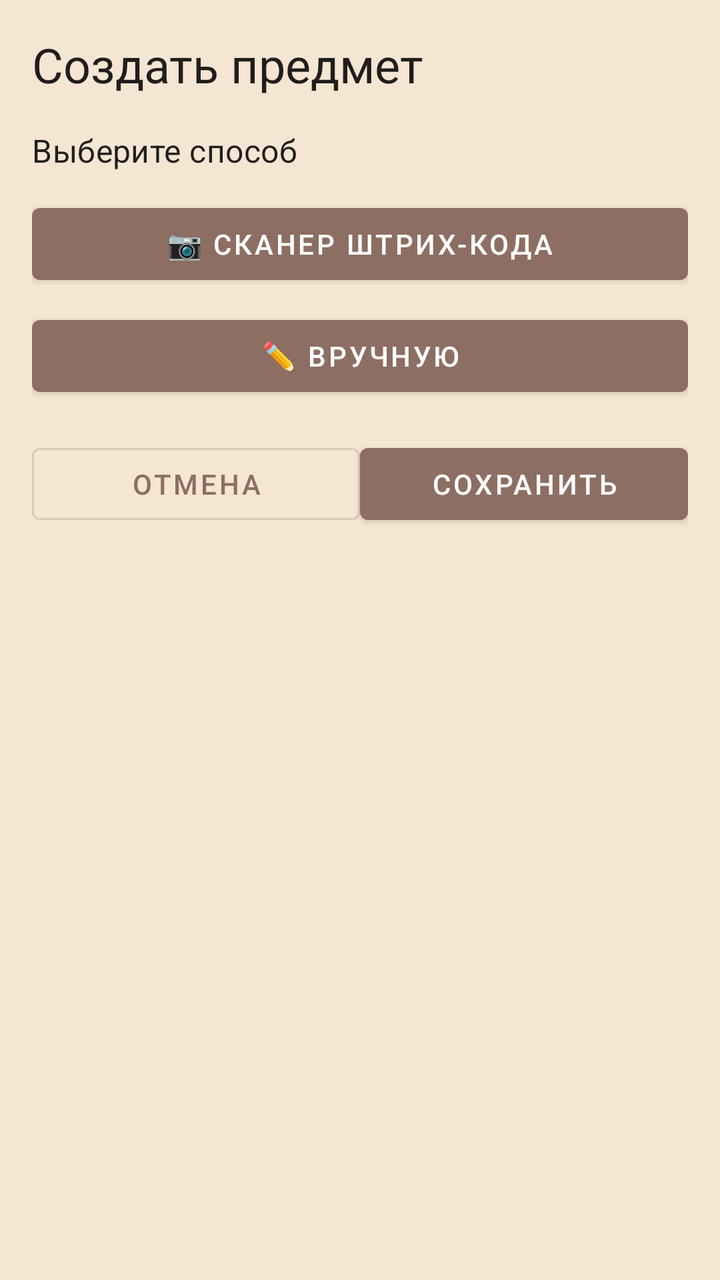
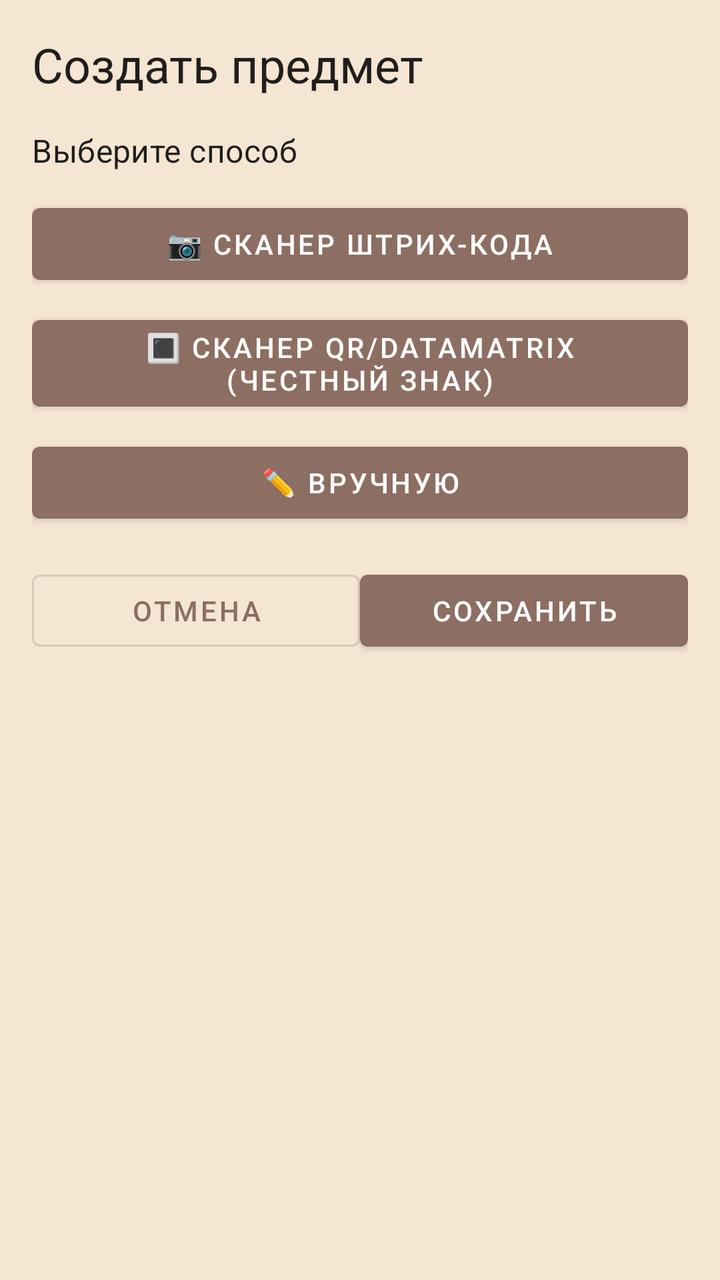

An Android layout rendered at two revisions. The XML below is the earlier revision; the diff shows what the commit changed to produce the second picture.
<!-- AndroidManifest.xml: application theme Theme.BAZA -->
<!-- res/layout/activity_add_item.xml -->
<?xml version="1.0" encoding="utf-8"?>
<ScrollView xmlns:android="http://schemas.android.com/apk/res/android"
    xmlns:app="http://schemas.android.com/apk/res-auto"
    android:layout_width="match_parent"
    android:layout_height="match_parent"
    android:fillViewport="true">

    <LinearLayout
        android:layout_width="match_parent"
        android:layout_height="wrap_content"
        android:orientation="vertical"
        android:padding="16dp">

        <TextView
            android:layout_width="wrap_content"
            android:layout_height="wrap_content"
            android:text="Создать предмет"
            android:textAppearance="?attr/textAppearanceHeadline5"
            android:layout_marginBottom="16dp" />

        
        
        
        <LinearLayout
            android:id="@+id/modeSelection"
            android:layout_width="match_parent"
            android:layout_height="wrap_content"
            android:orientation="vertical"
            android:visibility="visible">

            <TextView
                android:layout_width="wrap_content"
                android:layout_height="wrap_content"
                android:text="Выберите способ"
                android:textAppearance="?attr/textAppearanceSubtitle1"
                android:layout_marginBottom="12dp" />

            <Button
                android:id="@+id/btnAutoMode"
                android:layout_width="match_parent"
                android:layout_height="wrap_content"
                android:text="📷 Сканер штрих-кода"
                android:layout_marginBottom="8dp" />

            <Button
                android:id="@+id/btnManualMode"
                android:layout_width="match_parent"
                android:layout_height="wrap_content"
                android:text="✏️ Вручную" />
        </LinearLayout>

        
        
        
        <LinearLayout
            android:id="@+id/autoModeLayout"
            android:layout_width="match_parent"
            android:layout_height="wrap_content"
            android:orientation="vertical"
            android:visibility="gone">

            <Button
                android:id="@+id/btnScanBarcode"
                android:layout_width="match_parent"
                android:layout_height="wrap_content"
                android:text="Сканировать штрих-код"
                android:layout_marginBottom="12dp" />

            <com.google.android.material.textfield.TextInputLayout
                android:layout_width="match_parent"
                android:layout_height="wrap_content"
                android:hint="Штрих-код">
                <com.google.android.material.textfield.TextInputEditText
                    android:id="@+id/etAutoBarcode"
                    android:layout_width="match_parent"
                    android:layout_height="wrap_content"
                    android:inputType="number" />
            </com.google.android.material.textfield.TextInputLayout>

            
            <com.google.android.material.textfield.TextInputLayout
                android:id="@+id/tilAutoName"
                android:layout_width="match_parent"
                android:layout_height="wrap_content"
                android:hint="Название"
                app:endIconMode="custom"
                app:endIconDrawable="@drawable/ic_mic"
                app:endIconContentDescription="Голосовой ввод">
                <com.google.android.material.textfield.TextInputEditText
                    android:id="@+id/etAutoName"
                    android:layout_width="match_parent"
                    android:layout_height="wrap_content" />
            </com.google.android.material.textfield.TextInputLayout>

            
            <com.google.android.material.textfield.TextInputLayout
                android:id="@+id/tilAutoQuantity"
                style="@style/Widget.MaterialComponents.TextInputLayout.OutlinedBox"
                android:layout_width="match_parent"
                android:layout_height="wrap_content"
                android:hint="Количество">

                <LinearLayout
                    android:layout_width="match_parent"
                    android:layout_height="wrap_content"
                    android:minHeight="56dp"
                    android:orientation="horizontal"
                    android:gravity="center_vertical">

                    <com.google.android.material.button.MaterialButton
                        android:id="@+id/btnAutoQuantityMinus"
                        style="@style/Widget.MaterialComponents.Button.TextButton"
                        android:layout_width="48dp"
                        android:layout_height="48dp"
                        android:minWidth="0dp"
                        android:minHeight="0dp"
                        android:insetTop="0dp"
                        android:insetBottom="0dp"
                        android:padding="0dp"
                        android:text="−"
                        android:textSize="22sp" />

                    <EditText
                        android:id="@+id/etAutoQuantity"
                        android:layout_width="0dp"
                        android:layout_height="wrap_content"
                        android:layout_weight="1"
                        android:background="@null"
                        android:gravity="center"
                        android:inputType="number"
                        android:maxLength="6"
                        android:text="1"
                        android:textSize="16sp"
                        android:importantForAutofill="no" />

                    <com.google.android.material.button.MaterialButton
                        android:id="@+id/btnAutoQuantityPlus"
                        style="@style/Widget.MaterialComponents.Button.TextButton"
                        android:layout_width="48dp"
                        android:layout_height="48dp"
                        android:minWidth="0dp"
                        android:minHeight="0dp"
                        android:insetTop="0dp"
                        android:insetBottom="0dp"
                        android:padding="0dp"
                        android:text="+"
                        android:textSize="22sp" />
                </LinearLayout>
            </com.google.android.material.textfield.TextInputLayout>

            <com.google.android.material.textfield.TextInputLayout
                android:layout_width="match_parent"
                android:layout_height="wrap_content"
                android:hint="Срок годности (дд.мм.гггг)">
                <com.google.android.material.textfield.TextInputEditText
                    android:id="@+id/etAutoExpiry"
                    android:layout_width="match_parent"
                    android:layout_height="wrap_content" />
            </com.google.android.material.textfield.TextInputLayout>

            
            <com.google.android.material.textfield.TextInputLayout
                android:id="@+id/tilAutoDescription"
                android:layout_width="match_parent"
                android:layout_height="wrap_content"
                android:hint="Описание"
                app:endIconMode="custom"
                app:endIconDrawable="@drawable/ic_mic"
                app:endIconContentDescription="Голосовой ввод">
                <com.google.android.material.textfield.TextInputEditText
                    android:id="@+id/etAutoDescription"
                    android:layout_width="match_parent"
                    android:layout_height="wrap_content"
                    android:minLines="2" />
            </com.google.android.material.textfield.TextInputLayout>

            
            <TextView
                android:layout_width="wrap_content"
                android:layout_height="wrap_content"
                android:text="Тип *"
                android:textSize="14sp"
                android:layout_marginTop="8dp"
                android:layout_marginBottom="4dp" />

            <RadioGroup
                android:id="@+id/rgAutoType"
                android:layout_width="wrap_content"
                android:layout_height="wrap_content"
                android:orientation="horizontal">

                <RadioButton
                    android:id="@+id/rbAutoFood"
                    android:layout_width="wrap_content"
                    android:layout_height="wrap_content"
                    android:text="Еда" />

                <RadioButton
                    android:id="@+id/rbAutoMedicine"
                    android:layout_width="wrap_content"
                    android:layout_height="wrap_content"
                    android:text="Лекарство" />

                <RadioButton
                    android:id="@+id/rbAutoThing"
                    android:layout_width="wrap_content"
                    android:layout_height="wrap_content"
                    android:checked="true"
                    android:text="Предмет" />

                <RadioButton
                    android:id="@+id/rbAutoOther"
                    android:layout_width="wrap_content"
                    android:layout_height="wrap_content"
                    android:text="Другое" />
            </RadioGroup>

            
            <TextView
                android:layout_width="wrap_content"
                android:layout_height="wrap_content"
                android:text="Подтип *"
                android:textSize="14sp"
                android:layout_marginTop="12dp"
                android:layout_marginBottom="4dp" />

            <com.google.android.material.textfield.TextInputLayout
                android:id="@+id/tilAutoSubtype"
                style="@style/Widget.MaterialComponents.TextInputLayout.OutlinedBox.ExposedDropdownMenu"
                android:layout_width="match_parent"
                android:layout_height="wrap_content"
                android:hint="Выберите подтип">

                <com.google.android.material.textfield.MaterialAutoCompleteTextView
                    android:id="@+id/autoCompleteSubtypeAuto"
                    android:layout_width="match_parent"
                    android:layout_height="wrap_content"
                    android:inputType="none"
                    android:focusable="false"
                    android:clickable="true" />
            </com.google.android.material.textfield.TextInputLayout>

            <ImageView
                android:id="@+id/ivAutoPhoto"
                android:layout_width="100dp"
                android:layout_height="100dp"
                android:visibility="gone"
                android:layout_marginTop="8dp"
                android:contentDescription="Фото из авто-режима" />
        </LinearLayout>

        
        
        
        <LinearLayout
            android:id="@+id/manualModeLayout"
            android:layout_width="match_parent"
            android:layout_height="wrap_content"
            android:orientation="vertical"
            android:visibility="gone">

            
            <com.google.android.material.textfield.TextInputLayout
                android:id="@+id/tilManualName"
                style="@style/Widget.MaterialComponents.TextInputLayout.OutlinedBox.ExposedDropdownMenu"
                android:layout_width="match_parent"
                android:layout_height="wrap_content"
                android:hint="Название *"
                app:endIconMode="custom"
                app:endIconDrawable="@drawable/ic_mic"
                app:endIconContentDescription="Голосовой ввод">

                <com.google.android.material.textfield.MaterialAutoCompleteTextView
                    android:id="@+id/etManualName"
                    android:layout_width="match_parent"
                    android:layout_height="wrap_content"
                    android:inputType="text"
                    android:completionThreshold="2"
                    android:importantForAutofill="no" />
            </com.google.android.material.textfield.TextInputLayout>

            
            <com.google.android.material.textfield.TextInputLayout
                android:layout_width="match_parent"
                android:layout_height="wrap_content"
                android:hint="Дата покупки (дд.мм.гггг)">
                <com.google.android.material.textfield.TextInputEditText
                    android:id="@+id/etManualPurchaseDate"
                    android:layout_width="match_parent"
                    android:layout_height="wrap_content"
                    android:focusable="false"
                    android:clickable="true"
                    android:cursorVisible="false" />
            </com.google.android.material.textfield.TextInputLayout>

            <com.google.android.material.textfield.TextInputLayout
                android:layout_width="match_parent"
                android:layout_height="wrap_content"
                android:hint="Срок годности (дд.мм.гггг)">
                <com.google.android.material.textfield.TextInputEditText
                    android:id="@+id/etManualExpiry"
                    android:layout_width="match_parent"
                    android:layout_height="wrap_content" />
            </com.google.android.material.textfield.TextInputLayout>

            <com.google.android.material.textfield.TextInputLayout
                android:layout_width="match_parent"
                android:layout_height="wrap_content"
                android:hint="Цена (₽)">
                <com.google.android.material.textfield.TextInputEditText
                    android:id="@+id/etPrice"
                    android:layout_width="match_parent"
                    android:layout_height="wrap_content"
                    android:inputType="numberDecimal" />
            </com.google.android.material.textfield.TextInputLayout>

            
            <com.google.android.material.textfield.TextInputLayout
                android:id="@+id/tilManualQuantity"
                style="@style/Widget.MaterialComponents.TextInputLayout.OutlinedBox"
                android:layout_width="match_parent"
                android:layout_height="wrap_content"
                android:hint="Количество">

                <LinearLayout
                    android:layout_width="match_parent"
                    android:layout_height="wrap_content"
                    android:minHeight="56dp"
                    android:orientation="horizontal"
                    android:gravity="center_vertical">

                    <com.google.android.material.button.MaterialButton
                        android:id="@+id/btnManualQuantityMinus"
                        style="@style/Widget.MaterialComponents.Button.TextButton"
                        android:layout_width="48dp"
                        android:layout_height="48dp"
                        android:minWidth="0dp"
                        android:minHeight="0dp"
                        android:insetTop="0dp"
                        android:insetBottom="0dp"
                        android:padding="0dp"
                        android:text="−"
                        android:textSize="22sp" />

                    <EditText
                        android:id="@+id/etManualQuantity"
                        android:layout_width="0dp"
                        android:layout_height="wrap_content"
                        android:layout_weight="1"
                        android:background="@null"
                        android:gravity="center"
                        android:inputType="number"
                        android:maxLength="6"
                        android:text="1"
                        android:textSize="16sp"
                        android:importantForAutofill="no" />

                    <com.google.android.material.button.MaterialButton
                        android:id="@+id/btnManualQuantityPlus"
                        style="@style/Widget.MaterialComponents.Button.TextButton"
                        android:layout_width="48dp"
                        android:layout_height="48dp"
                        android:minWidth="0dp"
                        android:minHeight="0dp"
                        android:insetTop="0dp"
                        android:insetBottom="0dp"
                        android:padding="0dp"
                        android:text="+"
                        android:textSize="22sp" />
                </LinearLayout>
            </com.google.android.material.textfield.TextInputLayout>

            
            <com.google.android.material.textfield.TextInputLayout
                android:id="@+id/tilManualDescription"
                android:layout_width="match_parent"
                android:layout_height="wrap_content"
                android:hint="Описание"
                app:endIconMode="custom"
                app:endIconDrawable="@drawable/ic_mic"
                app:endIconContentDescription="Голосовой ввод">
                <com.google.android.material.textfield.TextInputEditText
                    android:id="@+id/etManualDescription"
                    android:layout_width="match_parent"
                    android:layout_height="wrap_content" />
            </com.google.android.material.textfield.TextInputLayout>

            
            <TextView
                android:layout_width="wrap_content"
                android:layout_height="wrap_content"
                android:text="Тип *"
                android:textSize="14sp"
                android:layout_marginTop="8dp"
                android:layout_marginBottom="4dp" />

            <RadioGroup
                android:id="@+id/rgType"
                android:layout_width="wrap_content"
                android:layout_height="wrap_content"
                android:orientation="horizontal">

                <RadioButton
                    android:id="@+id/rbFood"
                    android:layout_width="wrap_content"
                    android:layout_height="wrap_content"
                    android:text="Еда" />

                <RadioButton
                    android:id="@+id/rbMedicine"
                    android:layout_width="wrap_content"
                    android:layout_height="wrap_content"
                    android:text="Лекарство" />

                <RadioButton
                    android:id="@+id/rbThing"
                    android:layout_width="wrap_content"
                    android:layout_height="wrap_content"
                    android:checked="true"
                    android:text="Предмет" />

                <RadioButton
                    android:id="@+id/rbOther"
                    android:layout_width="wrap_content"
                    android:layout_height="wrap_content"
                    android:text="Другое" />
            </RadioGroup>

            
            <TextView
                android:layout_width="wrap_content"
                android:layout_height="wrap_content"
                android:text="Подтип *"
                android:textSize="14sp"
                android:layout_marginTop="12dp"
                android:layout_marginBottom="4dp" />

            <com.google.android.material.textfield.TextInputLayout
                android:id="@+id/tilManualSubtype"
                style="@style/Widget.MaterialComponents.TextInputLayout.OutlinedBox.ExposedDropdownMenu"
                android:layout_width="match_parent"
                android:layout_height="wrap_content"
                android:hint="Выберите подтип">

                <com.google.android.material.textfield.MaterialAutoCompleteTextView
                    android:id="@+id/autoCompleteSubtypeManual"
                    android:layout_width="match_parent"
                    android:layout_height="wrap_content"
                    android:inputType="none"
                    android:focusable="false"
                    android:clickable="true" />
            </com.google.android.material.textfield.TextInputLayout>

            <Button
                android:id="@+id/btnTakePhoto"
                android:layout_width="match_parent"
                android:layout_height="wrap_content"
                android:text="📷 Сделать фото"
                android:layout_marginTop="12dp" />

            <ImageView
                android:id="@+id/ivManualPhoto"
                android:layout_width="100dp"
                android:layout_height="100dp"
                android:visibility="gone"
                android:layout_marginTop="8dp"
                android:contentDescription="Фото из ручного режима" />
        </LinearLayout>

        
        
        
        <LinearLayout
            android:layout_width="match_parent"
            android:layout_height="wrap_content"
            android:orientation="horizontal"
            android:layout_marginTop="16dp">

            <Button
                android:id="@+id/btnCancel"
                android:layout_width="0dp"
                android:layout_height="wrap_content"
                android:layout_weight="1"
                android:text="Отмена"
                style="@style/Widget.MaterialComponents.Button.OutlinedButton" />

            <Button
                android:id="@+id/btnSave"
                android:layout_width="0dp"
                android:layout_height="wrap_content"
                android:layout_weight="1"
                android:text="Сохранить" />
        </LinearLayout>
    </LinearLayout>
</ScrollView>
<!-- resources referenced by this layout -->
<resources>
  <!-- drawable ic_mic (drawable) -->
  <?xml version="1.0" encoding="utf-8"?>
  <vector xmlns:android="http://schemas.android.com/apk/res/android"
      android:width="24dp"
      android:height="24dp"
      android:viewportWidth="24"
      android:viewportHeight="24"
      android:tint="?attr/colorControlNormal">
      <path
          android:fillColor="@android:color/white"
          android:pathData="M12,14c1.66,0 2.99,-1.34 2.99,-3L15,5c0,-1.66 -1.34,-3 -3,-3S9,3.34 9,5v6c0,1.66 1.34,3 3,3zM17.3,11c0,3 -2.54,5.1 -5.3,5.1S6.7,14 6.7,11L5,11c0,3.41 2.72,6.23 6,6.72L11,21h2v-3.28c3.28,-0.48 6,-3.3 6,-6.72h-1.7z" />
  </vector>
  <style name="Theme.BAZA" parent="Theme.MaterialComponents.DayNight.NoActionBar">
          <item name="colorPrimary">@color/colorPrimary</item>
          <item name="colorPrimaryDark">@color/colorPrimaryDark</item>
          <item name="colorAccent">@color/colorAccent</item>
  
          
          <item name="android:windowBackground">@color/windowBackground</item>
          <item name="android:colorBackground">@color/windowBackground</item>
          <item name="colorSurface">@color/windowBackground</item>
      </style>
  <color name="colorPrimary">#8D6E63</color>
  <color name="colorPrimaryDark">#6D4C41</color>
  <color name="colorAccent">#C97B63</color>
  <color name="windowBackground">#F5E6D3</color>
</resources>

<!-- the commit's change to res/layout/activity_add_item.xml (unified diff, before → after) -->
@@ -40,6 +40,14 @@
                 android:layout_width="match_parent"
                 android:layout_height="wrap_content"
                 android:text="📷 Сканер штрих-кода"
+                android:layout_marginBottom="8dp" />
+
+            
+            <Button
+                android:id="@+id/btnQrMode"
+                android:layout_width="match_parent"
+                android:layout_height="wrap_content"
+                android:text="🔳 Сканер QR/DataMatrix (Честный ЗНАК)"
                 android:layout_marginBottom="8dp" />
 
             <Button
